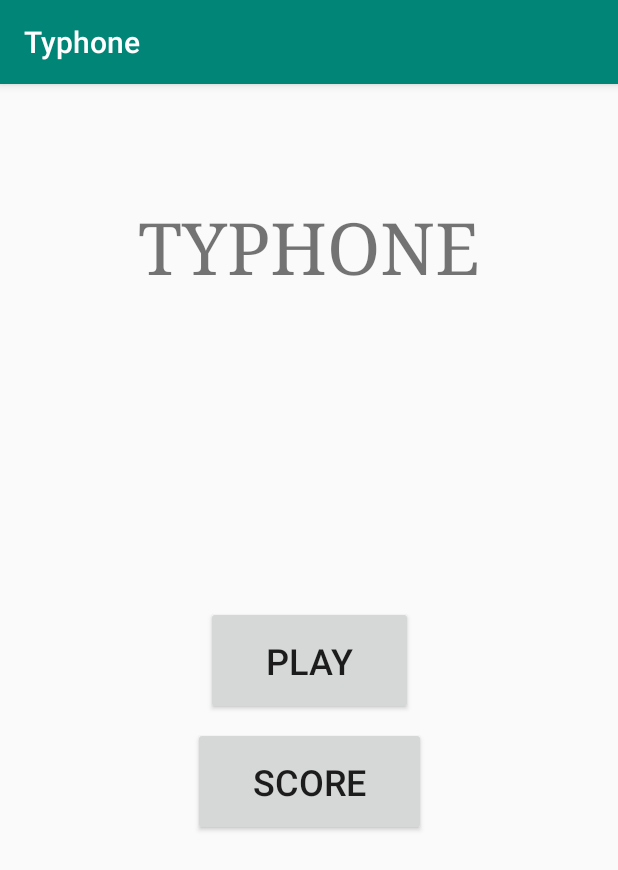
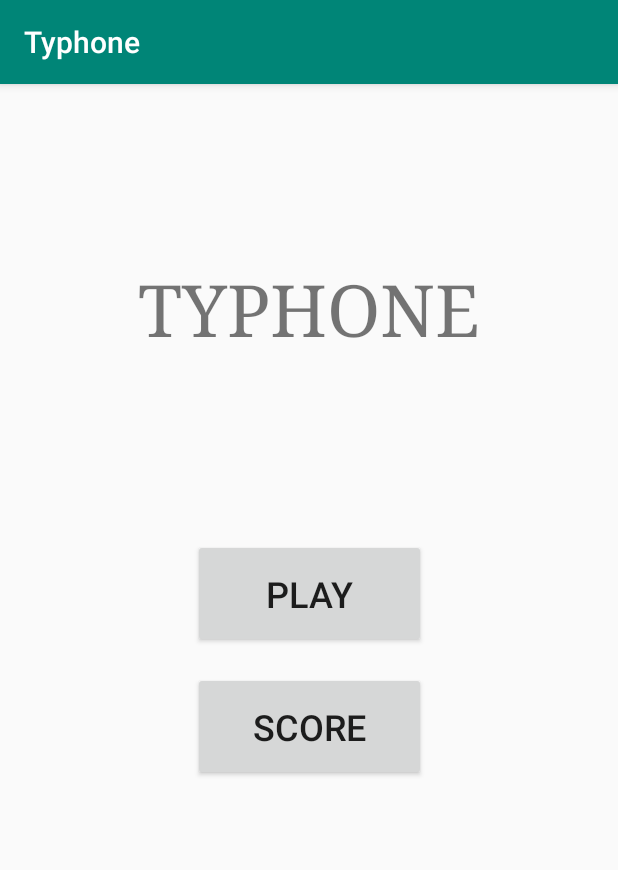
Before and after one commit to Denky230/Typhone, an Android app: the screen it shows after launch (HomeActivity), on a phone screen of 412 x 824 dp. Shown: the top 870 px of the screen. Run offline under Robolectric (Android 15) with nearby library versions, the light colour scheme and no system bars.

Commit message:
Minor changes to Home screen

```diff
--- a/app/src/main/res/layout/activity_home.xml
+++ b/app/src/main/res/layout/activity_home.xml
@@ -22,11 +22,24 @@
         app:layout_constraintEnd_toEndOf="parent"
         app:layout_constraintStart_toStartOf="parent"
         app:layout_constraintTop_toTopOf="parent"
-        app:layout_constraintVertical_bias="0.100000024" />
+        app:layout_constraintVertical_bias="0.16000003" />
+
+    <LinearLayout
+        android:layout_width="wrap_content"
+        android:layout_height="wrap_content"
+        android:layout_marginStart="8dp"
+        android:layout_marginTop="8dp"
+        android:layout_marginEnd="8dp"
+        android:layout_marginBottom="8dp"
+        android:orientation="vertical"
+        app:layout_constraintBottom_toBottomOf="parent"
+        app:layout_constraintEnd_toEndOf="parent"
+        app:layout_constraintStart_toStartOf="parent"
+        app:layout_constraintTop_toTopOf="parent">
 
         <Button
             android:id="@+id/btnPlay"
-        android:layout_width="wrap_content"
+            android:layout_width="match_parent"
             android:layout_height="wrap_content"
             android:layout_marginStart="8dp"
             android:layout_marginTop="8dp"
@@ -39,15 +52,11 @@
             android:paddingBottom="20dp"
             android:text="PLAY"
             android:textAlignment="center"
-        android:textSize="24sp"
-        app:layout_constraintBottom_toBottomOf="parent"
-        app:layout_constraintEnd_toEndOf="parent"
-        app:layout_constraintStart_toStartOf="parent"
-        app:layout_constraintTop_toTopOf="parent" />
+            android:textSize="24sp" />
 
         <Button
             android:id="@+id/btnScore"
-        android:layout_width="wrap_content"
+            android:layout_width="match_parent"
             android:layout_height="wrap_content"
             android:layout_marginStart="8dp"
             android:layout_marginTop="8dp"
@@ -60,10 +69,7 @@
             android:paddingBottom="20dp"
             android:text="SCORE"
             android:textAlignment="center"
-        android:textSize="24sp"
-        app:layout_constraintBottom_toBottomOf="parent"
-        app:layout_constraintEnd_toEndOf="parent"
-        app:layout_constraintStart_toStartOf="parent"
-        app:layout_constraintTop_toBottomOf="@+id/btnPlay"
-        app:layout_constraintVertical_bias="0.0" />
+            android:textSize="24sp" />
+    </LinearLayout>
+
 </android.support.constraint.ConstraintLayout>
```
Lines whose indentation alone changed are shown as unchanged.
